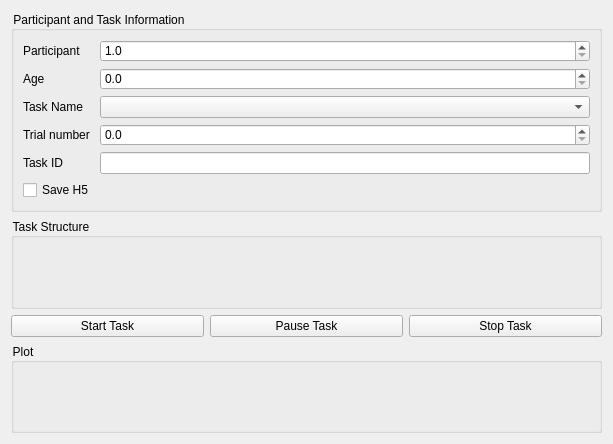
Old version of the form Experiment.UI in the repository liorse/Lital_IMU_Tobii_Pro_Integration.
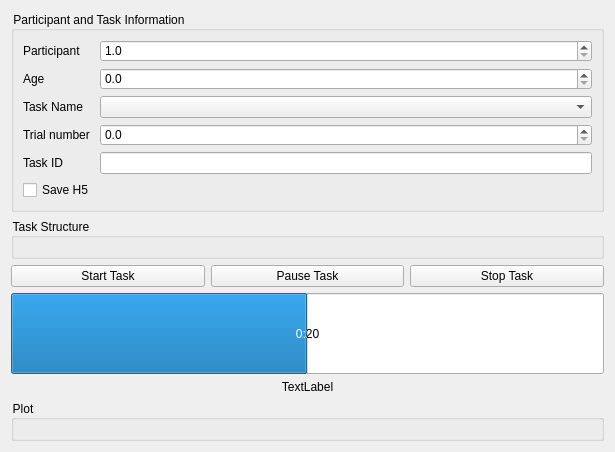
New version of the form.

Commit message: status on task is complete

```diff
--- a/Experiment.UI
+++ b/Experiment.UI
@@ -6,8 +6,8 @@
    <rect>
     <x>0</x>
     <y>0</y>
-    <width>613</width>
-    <height>444</height>
+    <width>615</width>
+    <height>452</height>
    </rect>
   </property>
   <property name="windowTitle">
@@ -19,8 +19,8 @@
 }
 </string>
   </property>
-  <layout class="QGridLayout" name="gridLayout_2" rowstretch="0,0,0,0,0">
-   <item row="4" column="0">
+  <layout class="QGridLayout" name="gridLayout_2" rowstretch="0,0,0,0,0,0">
+   <item row="5" column="0">
     <widget class="QGroupBox" name="plot_groupBox">
      <property name="title">
       <string>Plot</string>
@@ -136,14 +136,6 @@
      </layout>
     </widget>
    </item>
-   <item row="1" column="0">
-    <widget class="QGroupBox" name="Task_structure_group">
-     <property name="title">
-      <string>Task Structure</string>
-     </property>
-     <layout class="QVBoxLayout" name="verticalLayout_2"/>
-    </widget>
-   </item>
    <item row="2" column="0">
     <layout class="QHBoxLayout" name="horizontalLayout">
      <item>
@@ -169,6 +161,43 @@
      </item>
     </layout>
    </item>
+   <item row="3" column="0">
+    <widget class="QProgressBar" name="progressBar">
+     <property name="sizePolicy">
+      <sizepolicy hsizetype="Expanding" vsizetype="Expanding">
+       <horstretch>0</horstretch>
+       <verstretch>0</verstretch>
+      </sizepolicy>
+     </property>
+     <property name="value">
+      <number>50</number>
+     </property>
+     <property name="textVisible">
+      <bool>true</bool>
+     </property>
+     <property name="format">
+      <string>0:20</string>
+     </property>
+    </widget>
+   </item>
+   <item row="1" column="0">
+    <widget class="QGroupBox" name="Task_structure_group">
+     <property name="title">
+      <string>Task Structure</string>
+     </property>
+     <layout class="QVBoxLayout" name="verticalLayout_2"/>
+    </widget>
+   </item>
+   <item row="4" column="0">
+    <widget class="QLabel" name="step_Label">
+     <property name="text">
+      <string>TextLabel</string>
+     </property>
+     <property name="alignment">
+      <set>Qt::AlignCenter</set>
+     </property>
+    </widget>
+   </item>
   </layout>
  </widget>
  <resources/>
```
Left out of the diff: 2 changed lines with no effect on the pictures. The commit also changes 1 other file.
